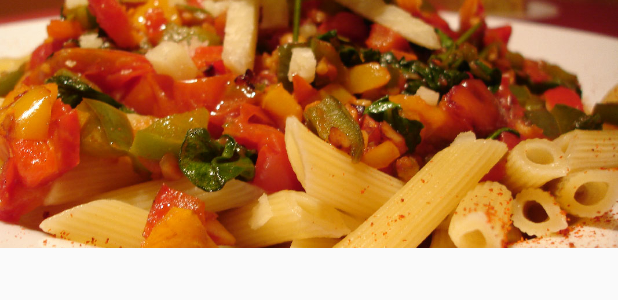
After one commit to hsson/card-balance-app, an Android app: the layout drawer_header.xml on its own in the app's theme, with its tools: preview values and no code run, on a phone screen of 412 x 824 dp. The commit adds this screen. Shown: the top 300 px of the screen. Run offline under Robolectric (Android 15) with nearby library versions, the phone set to English and light mode, and no system bars.

Commit message:
Adds drawer menu layout

```diff
--- /dev/null
+++ b/app/src/main/res/layout/drawer_header.xml
@@ -0,0 +1,13 @@
+<?xml version="1.0" encoding="utf-8"?>
+<RelativeLayout
+    xmlns:android="http://schemas.android.com/apk/res/android"
+    android:layout_width="match_parent"
+    android:layout_height="wrap_content"
+    android:background="@color/color_accent">
+    <ImageView
+        android:layout_width="wrap_content"
+        android:layout_height="165dp"
+        android:layout_centerInParent="true"
+        android:scaleType="centerCrop"
+        android:src="@drawable/default_food"/>
+</RelativeLayout>
--- a/app/src/main/res/values/strings.xml
+++ b/app/src/main/res/values/strings.xml
@@ -40,4 +40,8 @@
     <string name="error_no_internet">Not connected to the internet</string>
     <string name="error_card_failed">Updating the card failed</string>
     <string name="error_menu_failed">Updating the food menu failed</string>
+
+    <string name="menu_settings">Settings</string>
+    <string name="menu_home">Home</string>
+    <string name="menu_balance_history">Balance History</string>
 </resources>
```
Also changed, not shown: app/src/main/res/drawable/home_icon.xml (added, +8 -0 lines), app/src/main/res/drawable/settings_icon.xml (added, +8 -0 lines), app/src/main/res/layout/activity_main.xml (+14 -2 lines), app/src/main/res/menu/drawer_menu.xml (added, +27 -0 lines).
